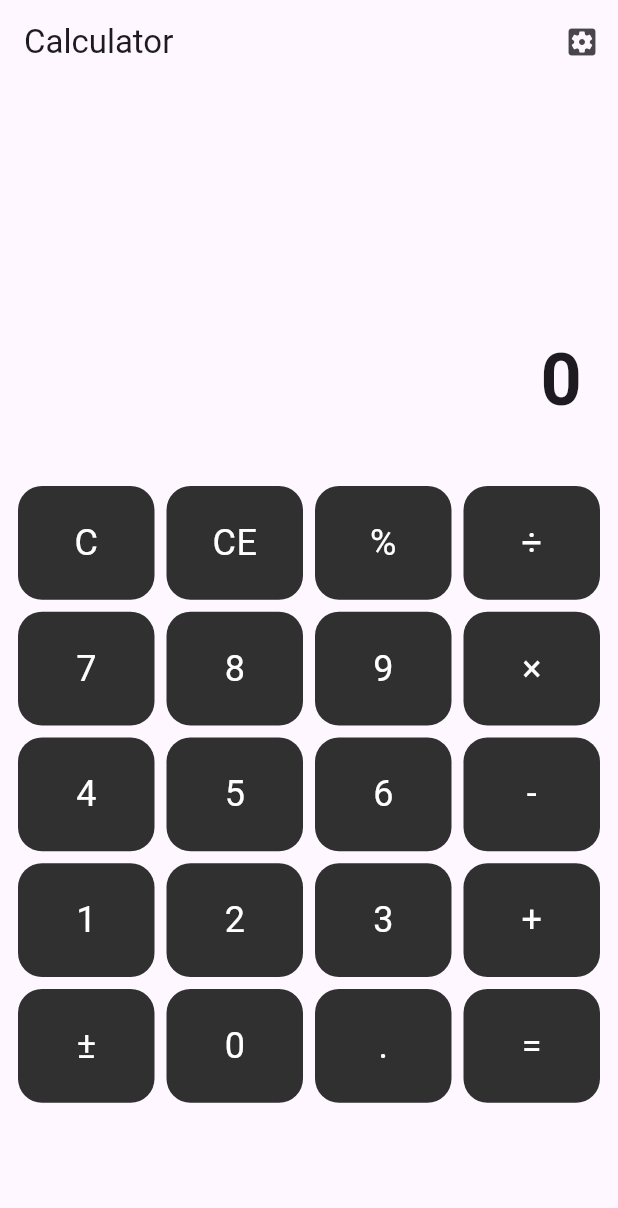
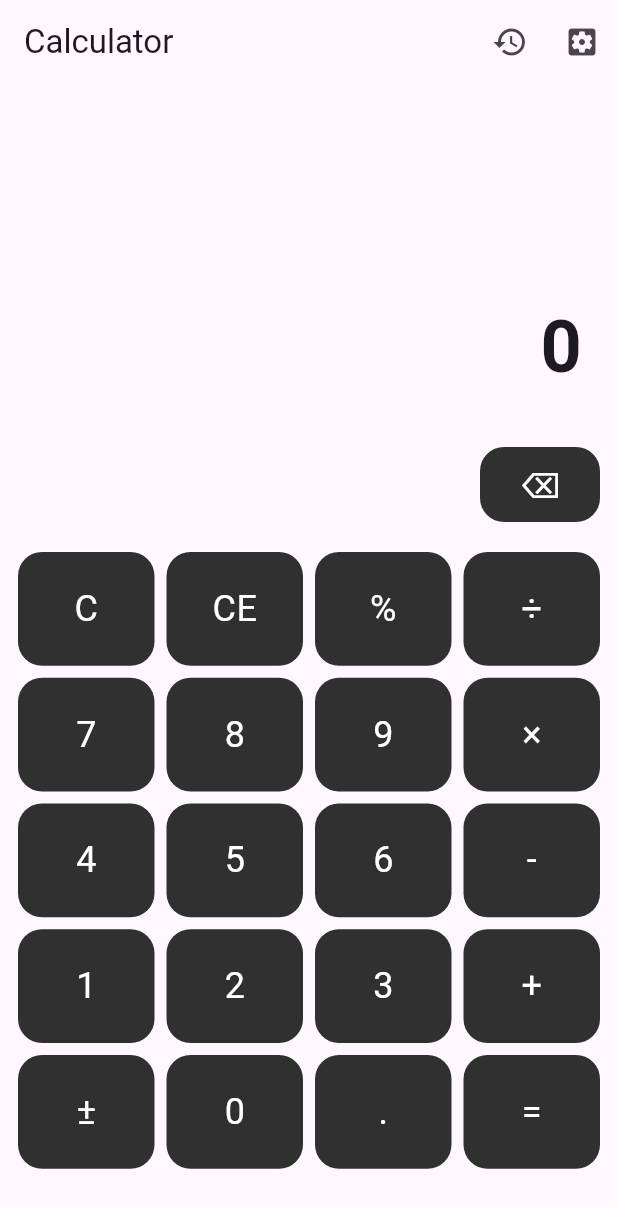
Before and after one commit to tieiai1806/fruit_ecosystem, a Flutter app: the screen it shows after launch, on a phone screen of 412 x 824 dp. Shown: the top 1208 px of the screen. Run offline on Flutter 3.47's test engine with Material 3 defaults, Android fonts, the light colour scheme and no system bars; our stand-ins replace math_expressions, shared_preferences.

Commit message:
Fix calculator: CE button, history provider, UI overflow

```diff
--- a/lib/app/modules/calculator/screens/calculator_screen.dart
+++ b/lib/app/modules/calculator/screens/calculator_screen.dart
@@ -2,7 +2,8 @@ import 'package:flutter/material.dart';
 import 'package:provider/provider.dart';
 import '../providers/calculator_provider.dart';
 import 'widgets/calculator_button.dart';
-
+import '../../../modules/calculator/providers/history_provider.dart';
+import '../../../modules/calculator/screens/history_screen.dart';
 class CalculatorScreen extends StatelessWidget {
   const CalculatorScreen({super.key});
 
@@ -15,7 +16,7 @@ class CalculatorScreen extends StatelessWidget {
   ];
 
   final List<String> scientificButtons = const [
-    '2nd', 'sin', 'cos', 'tan', 'Ln', 'log',
+    'exp', 'sin', 'cos', 'tan', 'Ln', 'log',
     'x^2', '√', 'x^y', '(', ')', '÷',
     'MC', '7', '8', '9', 'C', '×',
     'MR', '4', '5', '6', 'CE', '-',
@@ -29,6 +30,16 @@ class CalculatorScreen extends StatelessWidget {
       appBar: AppBar(
         title: const Text("Calculator"),
         actions: [
+          // NÚT XEM LỊCH SỬ
+          IconButton(
+            icon: const Icon(Icons.history),
+            onPressed: () {
+              Navigator.of(context).push(
+                MaterialPageRoute(builder: (context) => const HistoryScreen()),
+              );
+            },
+          ),
+          // NÚT CÀI ĐẶT
           IconButton(
             icon: const Icon(Icons.settings_applications),
             onPressed: () => context.read<CalculatorProvider>().toggleMode(),
@@ -43,7 +54,7 @@ class CalculatorScreen extends StatelessWidget {
 
           return Column(
             children: [
-              // Display Area
+              // 1. DISPLAY AREA
               Expanded(
                 flex: 1,
                 child: Container(
@@ -53,14 +64,47 @@ class CalculatorScreen extends StatelessWidget {
                     mainAxisAlignment: MainAxisAlignment.end,
                     crossAxisAlignment: CrossAxisAlignment.end,
                     children: [
-                      Text(provider.expression, style: const TextStyle(fontSize: 24, color: Colors.grey)),
-                      Text(provider.result, style: const TextStyle(fontSize: 48, fontWeight: FontWeight.bold)),
+                      SingleChildScrollView(
+                        scrollDirection: Axis.horizontal,
+                        reverse: true,
+                        child: SizedBox(
+                          width: MediaQuery.of(context).size.width * 0.8,
+                          child: TextField(
+                            controller: provider.expressionController,
+                            readOnly: true,
+                            showCursor: true,
+                            textAlign: TextAlign.right,
+                            decoration: const InputDecoration(border: InputBorder.none),
+                            style: const TextStyle(fontSize: 24, color: Colors.grey),
+                          ),
+                        ),
+                      ),
+                      Text(
+                        provider.result,
+                        style: const TextStyle(fontSize: 48, fontWeight: FontWeight.bold),
+                      ),
                     ],
                   ),
                 ),
               ),
 
-              // Grid Layout
+              // 2. BACKSPACE BUTTON (Hàng riêng)
+              Padding(
+                padding: const EdgeInsets.symmetric(horizontal: 12.0, vertical: 8.0),
+                child: Align(
+                  alignment: Alignment.centerRight,
+                  child: SizedBox(
+                    width: 80,
+                    height: 50,
+                    child: CalculatorButton(
+                      label: '⌫',
+                      onTap: () => provider.backspace(),
+                    ),
+                  ),
+                ),
+              ),
+
+              // 3. GRID LAYOUT
               Expanded(
                 flex: 2,
                 child: GridView.builder(
@@ -76,16 +120,25 @@ class CalculatorScreen extends StatelessWidget {
                     final label = currentButtons[index];
                     return CalculatorButton(
                       label: label,
-                      onTap: () {
-                        // Logic phân loại nút bấm
-                        if (label == '=') provider.calculate();
-                        else if (label == 'C') provider.clear();
-                        else if (['sin', 'cos', 'tan', 'log', 'Ln'].contains(label)) {
-                          provider.addScientificFunction(label);
-                        } else {
-                          provider.appendValue(label);
-                        }
-                      },
+                      // CHỈ đoạn onTap cần sửa 👇
+
+onTap: () {
+  if (label == '=') {
+    provider.calculate(context);
+  } else if (label == 'C') {
+    provider.clear();
+  } else if (label == 'CE') {
+    provider.clearEntry(); // ✅ FIX
+  } else if (['sin', 'cos', 'tan', 'log', 'Ln', '√', 'exp'].contains(label)) {
+    provider.addScientificFunction(label);
+  } else if (label == 'x^y') {
+    provider.addScientificFunction('x^y');
+  } else if (label == 'Π') {
+    provider.appendValue('Π');
+  } else {
+    provider.appendValue(label);
+  }
+}
                     );
                   },
                 ),
--- a/lib/main.dart
+++ b/lib/main.dart
@@ -1,8 +1,9 @@
 import 'package:flutter/material.dart';
-import 'package:provider/provider.dart'; // Sau khi chạy lệnh add, dòng này sẽ hết lỗi
+import 'package:provider/provider.dart';
 
 import 'app/modules/calculator/screens/calculator_screen.dart';
 import 'app/modules/calculator/providers/calculator_provider.dart';
+import 'app/modules/calculator/providers/history_provider.dart'; // ✅ THÊM
 
 void main() {
   runApp(const MyApp());
@@ -16,6 +17,7 @@ class MyApp extends StatelessWidget {
     return MultiProvider(
       providers: [
         ChangeNotifierProvider(create: (_) => CalculatorProvider()),
+        ChangeNotifierProvider(create: (_) => HistoryProvider()), // ✅ THÊM DÒNG NÀY
       ],
       child: MaterialApp(
         debugShowCheckedModeBanner: false,
--- a/pubspec.yaml
+++ b/pubspec.yaml
@@ -36,6 +36,7 @@ dependencies:
   cupertino_icons: ^1.0.8
   math_expressions: ^2.6.0
   provider: ^6.1.5+1
+  shared_preferences: ^2.5.0
 
 dev_dependencies:
   flutter_test:
```
Also changed, not shown: lib/app/modules/calculator/providers/calculator_provider.dart (+66 -43 lines), lib/app/modules/calculator/providers/history_provider.dart (+21 -6 lines), lib/app/modules/calculator/screens/history_screen.dart (+48 -0 lines), lib/app/modules/utils/calculator_logic.dart (+12 -10 lines), pubspec.lock, 1 other file.
